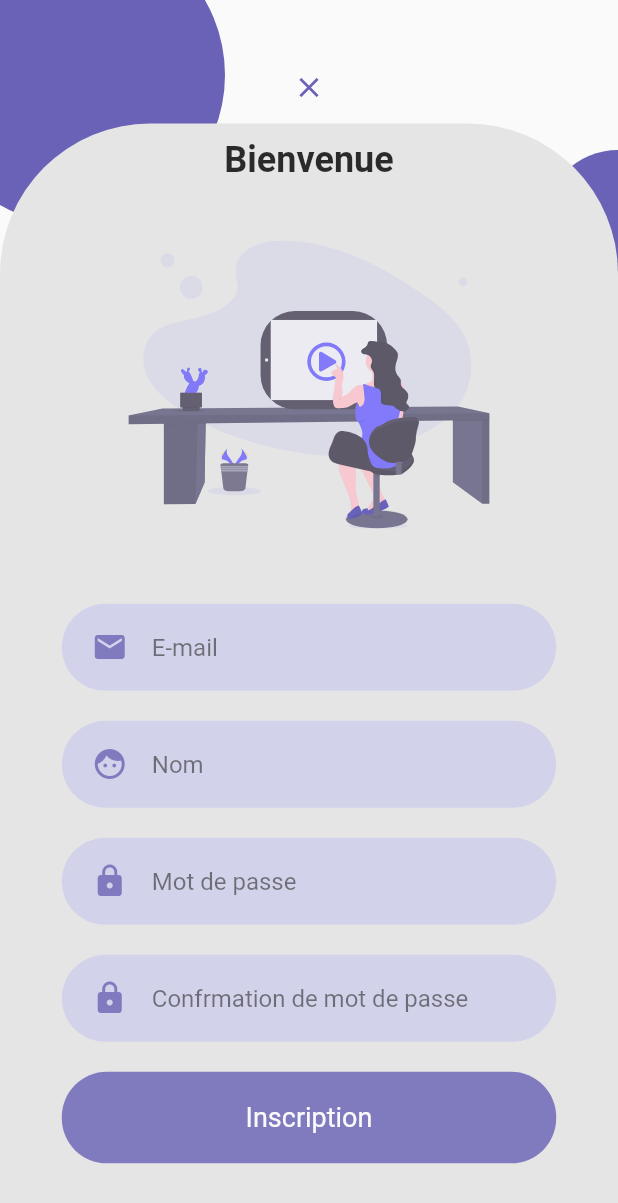
After one commit to Stanleylab97/adorafrika, a Flutter app: the Login screen opened directly, after a tap on "Pas de compte? Inscription", on a phone screen of 412 x 824 dp. The commit adds this screen. Shown: the top 1203 px of the screen. Run offline on Flutter 3.47's test engine with Material 2 defaults, Android fonts, the phone set to English and light mode, and no system bars; our stand-ins replace audioplayers, cached_network_image, flutter_lorem, flutter_svg, font_awesome_flutter, get and 5 more; missing offline and left inert: dart:ffi, encrypt, sliding_up_panel2; network calls fail.

Commit message:
Authentification avec closed/hide

```diff
--- /dev/null
+++ b/lib/pages/auth/components/cancel_button.dart
@@ -0,0 +1,41 @@
+import 'package:flutter/material.dart';
+const kPrimaryColor = Color(0XFF6A62B7);
+const kBackgroundColor = Color(0XFFE5E5E5);
+class CancelButton extends StatelessWidget {
+  const CancelButton({
+    Key? key,
+    required this.isLogin,
+    required this.animationDuration,
+    required this.size,
+    required this.animationController,
+    required this.tapEvent
+  }) : super(key: key);
+
+  final bool isLogin;
+  final Duration animationDuration;
+  final Size size;
+  final AnimationController? animationController;
+  final GestureTapCallback? tapEvent;
+
+  @override
+  Widget build(BuildContext context) {
+    return AnimatedOpacity(
+      opacity: isLogin ? 0.0 : 1.0,
+      duration: animationDuration,
+      child: Align(
+        alignment: Alignment.topCenter,
+        child: Container(
+          width: size.width,
+          height: size.height * 0.1,
+          alignment: Alignment.bottomCenter,
+
+          child: IconButton(
+            icon: Icon(Icons.close),
+            onPressed: tapEvent,
+            color: kPrimaryColor,
+          ),
+        ),
+      ),
+    );
+  }
+}
--- /dev/null
+++ b/lib/pages/auth/components/input_container.dart
@@ -0,0 +1,28 @@
+import 'package:adorafrika/utils/config.dart';
+import 'package:flutter/material.dart';
+
+class InputContainer extends StatelessWidget {
+  const InputContainer({
+    Key? key,
+    required this.child,
+  }) : super(key: key);
+
+  final Widget child;
+
+  @override
+  Widget build(BuildContext context) {
+    Size size = MediaQuery.of(context).size;
+
+    return Container(
+      margin: EdgeInsets.symmetric(vertical: 10),
+      padding: EdgeInsets.symmetric(horizontal: 20, vertical: 5),
+      width: size.width * 0.8,
+      decoration: BoxDecoration(
+        borderRadius: BorderRadius.circular(30),
+        color: SizeConfig.primaryColor.withAlpha(50)
+      ),
+
+      child: child
+    );
+  }
+}
--- /dev/null
+++ b/lib/pages/auth/components/login_form.dart
@@ -0,0 +1,71 @@
+import 'package:flutter/material.dart';
+import 'package:adorafrika/pages/auth/components/rounded_button.dart';
+import 'package:adorafrika/pages/auth/components/rounded_input.dart';
+import 'package:adorafrika/pages/auth/components/rounded_password_input.dart';
+import 'package:flutter_svg/flutter_svg.dart';
+
+class LoginForm extends StatelessWidget {
+  const LoginForm({
+    Key? key,
+    required this.isLogin,
+    required this.animationDuration,
+    required this.size,
+    required this.defaultLoginSize,
+  }) : super(key: key);
+
+  final bool isLogin;
+  final Duration animationDuration;
+  final Size size;
+  final double defaultLoginSize;
+
+  @override
+  Widget build(BuildContext context) {
+    return AnimatedOpacity(
+      opacity: isLogin ? 1.0 : 0.0,
+      duration: animationDuration * 4,
+      child: Align(
+        alignment: Alignment.center,
+        child: Container(
+          width: size.width,
+          height: defaultLoginSize,
+          child: SingleChildScrollView(
+            child: Column(
+              crossAxisAlignment: CrossAxisAlignment.center,
+              mainAxisAlignment: MainAxisAlignment.center,
+
+              children: [
+                SizedBox(height: size.width * .12),
+                Text(
+                  'Inscrivez-vous!',
+                  style: TextStyle(
+                    color: Colors.black,
+                    fontWeight: FontWeight.bold,
+                    fontSize: 24
+                  ),
+                ),
+
+                SizedBox(height: 40),
+
+                SvgPicture.asset('assets/images/auth/login.svg'),
+
+                SizedBox(height: 40),
+              //  Form(child: child)
+
+                RoundedInput(icon: Icons.mail, hint: 'E-mail'),
+
+                RoundedPasswordInput(hint: 'Mot de passe'),
+
+                SizedBox(height: 10),
+
+                RoundedButton(title: 'Connexion'),
+
+                SizedBox(height: 10),
+
+              ],
+            ),
+          ),
+        ),
+      ),
+    );
+  }
+}
--- /dev/null
+++ b/lib/pages/auth/components/register_form.dart
@@ -0,0 +1,78 @@
+import 'package:flutter/material.dart';
+import 'package:adorafrika/pages/auth/components/rounded_button.dart';
+import 'package:adorafrika/pages/auth/components/rounded_input.dart';
+import 'package:adorafrika/pages/auth/components/rounded_password_input.dart';
+import 'package:flutter_svg/flutter_svg.dart';
+
+class RegisterForm extends StatelessWidget {
+  const RegisterForm({
+    Key? key,
+    required this.isLogin,
+    required this.animationDuration,
+    required this.size,
+    required this.defaultLoginSize,
+  }) : super(key: key);
+
+  final bool isLogin;
+  final Duration animationDuration;
+  final Size size;
+  final double defaultLoginSize;
+
+  @override
+  Widget build(BuildContext context) {
+    return AnimatedOpacity(
+      opacity: isLogin ? 0.0 : 1.0,
+      duration: animationDuration * 5,
+      child: Visibility(
+        visible: !isLogin,
+        child: Align(
+          alignment: Alignment.bottomCenter,
+          child: Container(
+            width: size.width,
+            height: defaultLoginSize,
+            child: SingleChildScrollView(
+              child: Column(
+                crossAxisAlignment: CrossAxisAlignment.center,
+                mainAxisAlignment: MainAxisAlignment.center,
+
+                children: [
+                  SizedBox(height: 10),
+
+                  Text(
+                    'Bienvenue',
+                    style: TextStyle(
+                      fontWeight: FontWeight.bold,
+                      fontSize: 24,
+                      color: Colors.black
+                    ),
+                  ),
+
+                  SizedBox(height: 40),
+
+                  SvgPicture.asset('assets/images/auth/register.svg'),
+
+                  SizedBox(height: 40),
+
+                  RoundedInput(icon: Icons.mail, hint: 'E-mail'),
+
+                  RoundedInput(icon: Icons.face_rounded, hint: 'Nom'),
+
+                  RoundedPasswordInput(hint: 'Mot de passe'),
+
+                  RoundedPasswordInput(hint: 'Confrmation de mot de passe'),
+
+
+                  SizedBox(height: 10),
+
+                  RoundedButton(title: 'Inscription'),
+
+                  SizedBox(height: 10),
+                ],
+              ),
+            ),
+          ),
+        ),
+      ),
+    );
+  }
+}
--- /dev/null
+++ b/lib/pages/auth/components/rounded_button.dart
@@ -0,0 +1,39 @@
+import 'package:adorafrika/utils/config.dart';
+import 'package:flutter/material.dart';
+const kPrimaryColor = Color(0XFF6A62B7);
+const kBackgroundColor = Color(0XFFE5E5E5);
+class RoundedButton extends StatelessWidget {
+  const RoundedButton({
+    Key? key,
+    required this.title,
+  }) : super(key: key);
+
+  final String title;
+
+  @override
+  Widget build(BuildContext context) {
+    Size size = MediaQuery.of(context).size;
+
+    return InkWell(
+      onTap: () {},
+      borderRadius: BorderRadius.circular(30),
+      child: Container(
+        width: size.width * 0.8,
+        decoration: BoxDecoration(
+          borderRadius: BorderRadius.circular(30),
+          color: kPrimaryColor,
+        ),
+
+        padding: EdgeInsets.symmetric(vertical: 20),
+        alignment: Alignment.center,
+        child: Text(
+          title,
+          style: TextStyle(
+            color: Colors.white,
+            fontSize: 18
+          ),
+        ),
+      ),
+    );
+  }
+}
--- /dev/null
+++ b/lib/pages/auth/components/rounded_input.dart
@@ -0,0 +1,28 @@
+import 'package:flutter/material.dart';
+import 'package:adorafrika/pages/auth/components/input_container.dart';
+const kPrimaryColor = Color(0XFF6A62B7);
+const kBackgroundColor = Color(0XFFE5E5E5);
+class RoundedInput extends StatelessWidget {
+  const RoundedInput({
+    Key? key,
+    required this.icon,
+    required this.hint
+  }) : super(key: key);
+
+  final IconData icon;
+  final String hint;
+
+  @override
+  Widget build(BuildContext context) {
+    return InputContainer(
+      child: TextField(
+
+        cursorColor: kPrimaryColor ,
+        decoration: InputDecoration(
+          icon: Icon(icon, color: kPrimaryColor),
+          hintText: hint,
+          border: InputBorder.none
+        ),
+      ));
+  }
+}
--- /dev/null
+++ b/lib/pages/auth/components/rounded_password_input.dart
@@ -0,0 +1,27 @@
+import 'package:adorafrika/utils/config.dart';
+import 'package:flutter/material.dart';
+import 'package:adorafrika/pages/auth/components/input_container.dart';
+const kPrimaryColor = Color(0XFF6A62B7);
+const kBackgroundColor = Color(0XFFE5E5E5);
+class RoundedPasswordInput extends StatelessWidget {
+  const RoundedPasswordInput({
+    Key? key,
+    required this.hint
+  }) : super(key: key);
+
+  final String hint;
+
+  @override
+  Widget build(BuildContext context) {
+    return InputContainer(
+      child: TextField(
+        cursorColor: kPrimaryColor,
+        obscureText: true,
+        decoration: InputDecoration(
+          icon: Icon(Icons.lock, color: kPrimaryColor),
+          hintText: hint,
+          border: InputBorder.none
+        ),
+      ));
+  }
+}
--- /dev/null
+++ b/lib/pages/auth/login.dart
@@ -0,0 +1,157 @@
+import 'package:adorafrika/pages/auth/components/login_form.dart';
+import 'package:adorafrika/utils/config.dart';
+import 'package:flutter/material.dart';
+
+import 'components/cancel_button.dart';
+import 'components/register_form.dart';
+const kPrimaryColor = Color(0XFF6A62B7);
+const kBackgroundColor = Color(0XFFE5E5E5);
+
+class Login extends StatefulWidget {
+  @override
+  State<Login> createState() => _LoginState();
+}
+
+class _LoginState extends State<Login> with SingleTickerProviderStateMixin {
+
+  bool isLogin = true;
+  late Animation<double> containerSize;
+  AnimationController? animationController;
+  Duration animationDuration = Duration(milliseconds: 270);
+
+  @override
+  void initState() {
+    super.initState();
+    animationController = AnimationController(vsync: this, duration: animationDuration);
+  }
+
+  @override
+  void dispose() {
+    animationController!.dispose();
+    super.dispose();
+  }
+
+  @override
+  Widget build(BuildContext context) {
+    Size size = MediaQuery.of(context).size;
+
+    double viewInset = MediaQuery.of(context).viewInsets.bottom; // we are using this to determine Keyboard is opened or not
+    double defaultLoginSize = size.height - (size.height * 0.2);
+    double defaultRegisterSize = size.height - (size.height * 0.1);
+
+    containerSize = Tween<double>(begin: size.height * 0.1, end: defaultRegisterSize).animate(CurvedAnimation(parent: animationController!, curve: Curves.linear));
+
+    return Container(
+  constraints: BoxConstraints.expand(),
+  decoration: const BoxDecoration(
+    image: DecorationImage(
+        image: AssetImage("assets/images/auth/background.jpeg"),
+        fit: BoxFit.cover),
+  ),
+  child:Scaffold(
+           // backgroundColor: Colors.transparent.withOpacity(0.4),
+
+      body: Stack(
+        children: [
+          // Lets add some decorations
+          Positioned(
+            top: 100,
+            right: -50,
+            child: Container(
+              width: 100,
+              height: 100,
+              decoration: BoxDecoration(
+                borderRadius: BorderRadius.circular(50),
+                color: kPrimaryColor
+              ),
+            )
+          ),
+
+          Positioned(
+            top: -50,
+            left: -50,
+            child: Container(
+              width: 200,
+              height: 200,
+              decoration: BoxDecoration(
+                borderRadius: BorderRadius.circular(100),
+                color: kPrimaryColor
+              ),
+            )
+          ),
+
+          // Cancel Button
+          CancelButton(
+            isLogin: isLogin,
+            animationDuration: animationDuration,
+            size: size,
+            animationController: animationController,
+            tapEvent: isLogin ? null : () { // returning null to disable the button
+              animationController!.reverse();
+              setState(() {
+                isLogin = !isLogin;
+              });
+            },
+          ),
+
+          // Login Form
+          LoginForm(isLogin: isLogin, animationDuration: animationDuration, size: size, defaultLoginSize: defaultLoginSize),
+
+          // Register Container
+          AnimatedBuilder(
+            animation: animationController!,
+            builder: (context, child) {
+              if (viewInset == 0 && isLogin) {
+                return buildRegisterContainer();
+              } else if (!isLogin) {
+                return buildRegisterContainer();
+              }
+
+              // Returning empty container to hide the widget
+              return Container();
+            },
+          ),
+
+          // Register Form
+          RegisterForm(isLogin: isLogin, animationDuration: animationDuration, size: size, defaultLoginSize: defaultRegisterSize),
+        ],
+      ),
+    )
+    );
+  }
+
+  Widget buildRegisterContainer() {
+    return Align(
+      alignment: Alignment.bottomCenter,
+      child: Container(
+        width: double.infinity,
+        height: containerSize.value,
+        decoration: BoxDecoration(
+          borderRadius: BorderRadius.only(
+            topLeft: Radius.circular(100),
+            topRight: Radius.circular(100),
+          ),
+          color: kBackgroundColor
+        ),
+
+        alignment: Alignment.center,
+        child: GestureDetector(
+          onTap: !isLogin ? null : () {
+            animationController!.forward();
+
+            setState(() {
+              isLogin = !isLogin;
+            });
+          },
+          child: isLogin ? Text(
+            "Pas de compte? Inscription",
+            style: TextStyle(
+              color: kPrimaryColor,
+              fontSize: 18
+            ),
+          ) : null,
+        ),
+      ),
+    );
+  }
+}
--- a/pubspec.yaml
+++ b/pubspec.yaml
@@ -96,6 +96,7 @@ flutter:
   assets:
     - assets/images/
     - assets/music/
+    - assets/images/auth/
   #   - images/a_dot_ham.jpeg
 
   # An image asset can refer to one or more resolution-specific "variants", see
```
Also changed, not shown: lib/pages/auth/sign_up.dart (added, +189 -0 lines), lib/pages/auth/welcome.dart (added, +70 -0 lines), lib/pages/navigator/dashboard.dart (+9 -2 lines), assets/images/auth/background.jpeg (added), assets/images/auth/login.svg (added), assets/images/auth/register.svg (added).
